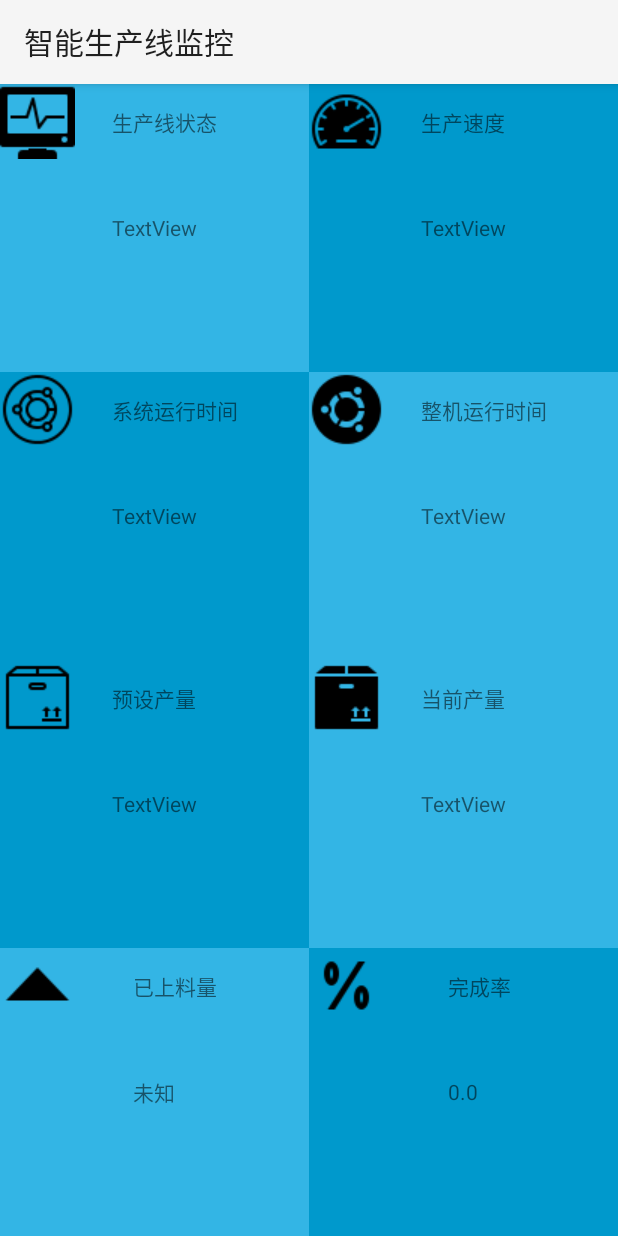
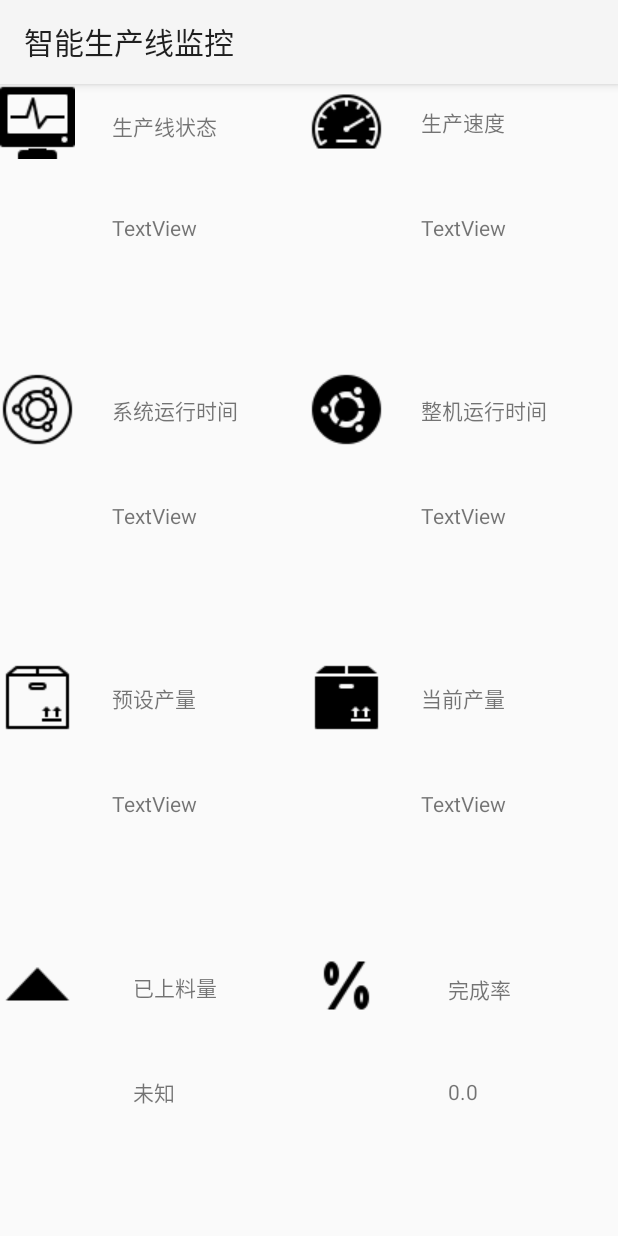
Before and after one commit to wharry8/ProductionLineMonitor, an Android app: the MainActivity screen opened directly, with no data from a screen before it, on a phone screen of 412 x 824 dp. Run offline under Robolectric (Android 15) with nearby library versions, the phone set to English and light mode, and no system bars; libraries missing offline, so code that uses them is left out: fr.arnaudguyon.smartgl.

Commit message:
improve style.

```diff
--- a/app/src/main/java/com/production/w/productionlinemonitor/MainActivity.java
+++ b/app/src/main/java/com/production/w/productionlinemonitor/MainActivity.java
@@ -5,6 +5,7 @@ import java.util.List;
 import java.util.Arrays;
 import java.util.ArrayList;
 import android.content.Intent;
+import android.content.pm.ActivityInfo;
 import android.icu.text.TimeZoneFormat;
 import android.os.AsyncTask;
 import android.os.Handler;
@@ -58,6 +59,7 @@ public class MainActivity extends AppCompatActivity {
 
     @Override
     protected void onCreate(Bundle savedInstanceState) {
+        this.setRequestedOrientation(ActivityInfo.SCREEN_ORIENTATION_PORTRAIT);
         super.onCreate(savedInstanceState);
         setContentView(R.layout.activity_main);
 
--- a/app/src/main/java/com/production/w/productionlinemonitor/Model/WorkStation.java
+++ b/app/src/main/java/com/production/w/productionlinemonitor/Model/WorkStation.java
@@ -57,18 +57,18 @@ public class WorkStation {
     private void initLight (float glWidth, float glHeight, float unitWidth, float unitHeight) {
         float lightWidth = 25;
         float lightHeight = 25;
-        float lightTopX = x;
+        float lightTopX = x+2;
         float lightTopY = getPlatformTopY(glWidth, glHeight, unitWidth, unitHeight) - getPlatformHeight(glWidth, glHeight, unitWidth, unitHeight) / 2 - lightHeight / 2;
         lightTop = new Light(lightTopX, lightTopY, lightWidth, lightHeight);
         lightTop.init(context, Constants.STOPPED);
 
-        float lighMiddleX = x;
+        float lighMiddleX = x+2;
         float lightMiddleY = glHeight / 2;
         lightMiddle = new Light(lighMiddleX, lightMiddleY, lightWidth, lightHeight);
         lightMiddle.init(context, Constants.STOPPED);
 
 
-        float lightBottomX = x;
+        float lightBottomX = x+2;
         float lightBottomY = getPlatformBottomY(glWidth, glHeight, unitWidth, unitHeight) + getPlatformHeight(glWidth, glHeight, unitWidth, unitHeight) / 2 + lightHeight / 2;
         lightBottom = new Light(lightBottomX, lightBottomY, lightWidth, lightHeight);
         lightBottom.init(context, Constants.STOPPED);
--- a/app/src/main/java/com/production/w/productionlinemonitor/WorkStationListActivity.java
+++ b/app/src/main/java/com/production/w/productionlinemonitor/WorkStationListActivity.java
@@ -1,6 +1,7 @@
 package com.production.w.productionlinemonitor;
 
 import android.content.Intent;
+import android.content.pm.ActivityInfo;
 import android.support.design.widget.NavigationView;
 import android.support.v4.widget.DrawerLayout;
 import android.support.v7.app.AppCompatActivity;
@@ -24,6 +25,7 @@ public class WorkStationListActivity extends AppCompatActivity {
     @Override
     protected void onCreate(Bundle savedInstanceState) {
         super.onCreate(savedInstanceState);
+        this.setRequestedOrientation(ActivityInfo.SCREEN_ORIENTATION_PORTRAIT);
         setContentView(R.layout.activity_work_station_list);
 
         initNavigationDrawer();
--- /dev/null
+++ b/app/src/main/res/drawable/border.xml
@@ -0,0 +1,4 @@
+<shape xmlns:android="http://schemas.android.com/apk/res/android" android:shape="rectangle" >
+    <solid android:color="@android:color/white" />
+    <stroke android:width="1dip" android:color="#4fa5d5"/>
+</shape>
--- a/app/src/main/res/layout/activity_main.xml
+++ b/app/src/main/res/layout/activity_main.xml
@@ -1,6 +1,7 @@
 <?xml version="1.0" encoding="utf-8"?>
 <android.support.v4.widget.DrawerLayout xmlns:android="http://schemas.android.com/apk/res/android"
     xmlns:app="http://schemas.android.com/apk/res-auto"
+    xmlns:tools="http://schemas.android.com/tools"
     android:id="@+id/drawer_layout"
     android:layout_width="match_parent"
     android:layout_height="match_parent"
@@ -25,7 +26,7 @@
                     android:layout_width="match_parent"
                     android:layout_height="match_parent"
                     android:layout_weight="1"
-                    android:background="@android:color/holo_blue_light">
+                    >
 
                     <RelativeLayout
                         android:layout_width="match_parent"
@@ -39,7 +40,22 @@
                             android:layout_alignParentStart="true"
                             android:layout_alignParentTop="true"
                             android:layout_weight="1"
+                            app:layout_constraintStart_toStartOf="parent"
+                            app:layout_constraintTop_toTopOf="parent"
                             app:srcCompat="@drawable/system_monitor" />
+
+                        <TextView
+                            android:id="@+id/textView2"
+                            android:layout_width="wrap_content"
+                            android:layout_height="wrap_content"
+                            android:layout_alignBottom="@+id/iv_monitor"
+                            android:layout_alignStart="@+id/pl_tv_status"
+                            android:layout_marginBottom="11dp"
+                            android:layout_weight="1"
+                            android:gravity="center_vertical"
+                            android:text="生产线状态"
+                            tools:layout_editor_absoluteX="75dp"
+                            tools:layout_editor_absoluteY="16dp" />
 
                         <TextView
                             android:id="@+id/pl_tv_status"
@@ -47,18 +63,10 @@
                             android:layout_height="wrap_content"
                             android:layout_centerHorizontal="true"
                             android:layout_centerVertical="true"
-                            android:text="TextView" />
-
-                        <TextView
-                            android:layout_width="wrap_content"
-                            android:layout_height="wrap_content"
-                            android:layout_alignBottom="@+id/iv_monitor"
-                            android:layout_alignStart="@+id/pl_tv_status"
-                            android:layout_marginBottom="14dp"
                             android:layout_weight="1"
-                            android:gravity="center_vertical"
-                            android:text="生产线状态" />
-
+                            android:text="TextView"
+                            tools:layout_editor_absoluteX="67dp"
+                            tools:layout_editor_absoluteY="69dp" />
                     </RelativeLayout>
 
                 </TableRow>
@@ -67,7 +75,7 @@
                     android:layout_width="match_parent"
                     android:layout_height="match_parent"
                     android:layout_weight="1"
-                    android:background="@android:color/holo_blue_dark">
+                    >
 
                     <RelativeLayout
                         android:layout_width="match_parent"
@@ -108,7 +116,7 @@
                     android:layout_width="match_parent"
                     android:layout_height="match_parent"
                     android:layout_weight="1"
-                    android:background="@android:color/holo_blue_dark">
+                    >
 
                     <RelativeLayout
                         android:layout_width="match_parent"
@@ -149,7 +157,7 @@
                     android:layout_width="match_parent"
                     android:layout_height="match_parent"
                     android:layout_weight="1"
-                    android:background="@android:color/holo_blue_light">
+                    >
 
                     <RelativeLayout
                         android:layout_width="match_parent"
@@ -178,10 +186,11 @@
                             android:layout_height="wrap_content"
                             android:layout_alignBottom="@+id/iv_up"
                             android:layout_alignStart="@+id/tv_up"
-                            android:layout_marginBottom="14dp"
+                            android:layout_marginBottom="13dp"
                             android:layout_weight="1"
                             android:gravity="center_vertical"
-                            android:text="已上料量" />
+                            android:text="已上料量"
+                            android:textAlignment="textStart" />
                     </RelativeLayout>
 
                 </TableRow>
@@ -196,7 +205,7 @@
                     android:layout_width="match_parent"
                     android:layout_height="match_parent"
                     android:layout_weight="1"
-                    android:background="@android:color/holo_blue_dark">
+                    >
 
                     <RelativeLayout
                         android:layout_width="match_parent"
@@ -237,7 +246,7 @@
                     android:layout_width="match_parent"
                     android:layout_height="match_parent"
                     android:layout_weight="1"
-                    android:background="@android:color/holo_blue_light">
+                    >
 
                     <RelativeLayout
                         android:layout_width="match_parent"
@@ -278,7 +287,7 @@
                     android:layout_width="match_parent"
                     android:layout_height="match_parent"
                     android:layout_weight="1"
-                    android:background="@android:color/holo_blue_light">
+                    >
 
                     <RelativeLayout
                         android:layout_width="match_parent"
@@ -319,7 +328,7 @@
                     android:layout_width="match_parent"
                     android:layout_height="match_parent"
                     android:layout_weight="1"
-                    android:background="@android:color/holo_blue_dark">
+                    >
 
                     <RelativeLayout
                         android:layout_width="match_parent"
@@ -349,7 +358,7 @@
                             android:layout_height="wrap_content"
                             android:layout_alignBottom="@+id/iv_percent"
                             android:layout_alignStart="@+id/ws_tv_percent"
-                            android:layout_marginBottom="14dp"
+                            android:layout_marginBottom="12dp"
                             android:layout_weight="1"
                             android:gravity="center_vertical"
                             android:text="完成率" />
--- a/app/src/main/res/layout/activity_work_station.xml
+++ b/app/src/main/res/layout/activity_work_station.xml
@@ -233,6 +233,7 @@
             android:orientation="horizontal">
 
             <android.support.constraint.ConstraintLayout
+                android:id="@+id/ws_left_cnc_container"
                 android:layout_width="match_parent"
                 android:layout_height="match_parent"
                 android:layout_weight="1"
@@ -264,6 +265,7 @@
             </android.support.constraint.ConstraintLayout>
 
             <android.support.constraint.ConstraintLayout
+                android:id="@+id/ws_right_cnc_container"
                 android:layout_width="match_parent"
                 android:layout_height="match_parent"
                 android:layout_weight="1"
--- a/app/src/main/res/layout/activity_work_station_list.xml
+++ b/app/src/main/res/layout/activity_work_station_list.xml
@@ -11,7 +11,6 @@
     android:id="@+id/my_recycler_view"
     android:layout_width="match_parent"
     android:layout_height="match_parent"
-    android:background="@android:color/darker_gray"
     android:scrollbars="vertical" />
 
     <android.support.design.widget.NavigationView
```
Also changed, not shown: app/src/main/AndroidManifest.xml (+6 -5 lines), app/src/main/java/com/production/w/productionlinemonitor/ProductionLineActivity.java (+34 -5 lines), app/src/main/java/com/production/w/productionlinemonitor/WorkStationActivity.java (+20 -4 lines), app/src/main/res/layout/activity_production_line.xml (+85 -39 lines).
